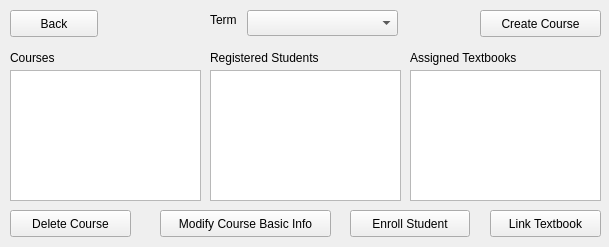
Above: D4_TeamJava/cuTPS_gui/ManageCoursesInterfaceWindow.ui from AnkushVarshneya/CUTPS before the change. Below: the same form after it.
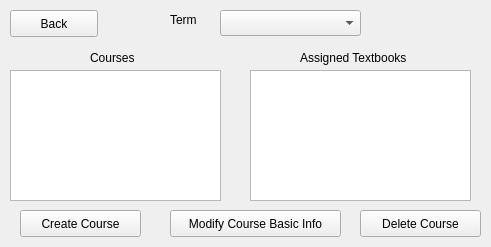
That is the form after the change.

The edit to the form file:
```diff
--- a/D4_TeamJava/cuTPS_gui/ManageCoursesInterfaceWindow.ui
+++ b/D4_TeamJava/cuTPS_gui/ManageCoursesInterfaceWindow.ui
@@ -6,7 +6,7 @@
    <rect>
     <x>0</x>
     <y>0</y>
-    <width>609</width>
+    <width>491</width>
     <height>247</height>
    </rect>
   </property>
@@ -16,9 +16,9 @@
   <widget class="QComboBox" name="termSelectOption">
    <property name="geometry">
     <rect>
-     <x>247</x>
+     <x>220</x>
      <y>10</y>
-     <width>151</width>
+     <width>141</width>
      <height>26</height>
     </rect>
    </property>
@@ -26,7 +26,7 @@
   <widget class="QLabel" name="termLabel">
    <property name="geometry">
     <rect>
-     <x>210</x>
+     <x>170</x>
      <y>10</y>
      <width>30</width>
      <height>20</height>
@@ -41,7 +41,7 @@
     <rect>
      <x>10</x>
      <y>70</y>
-     <width>191</width>
+     <width>211</width>
      <height>131</height>
     </rect>
    </property>
@@ -49,7 +49,7 @@
   <widget class="QPushButton" name="deleteCourseOption">
    <property name="geometry">
     <rect>
-     <x>10</x>
+     <x>360</x>
      <y>210</y>
      <width>121</width>
      <height>27</height>
@@ -75,8 +75,8 @@
   <widget class="QPushButton" name="createCourseOption">
    <property name="geometry">
     <rect>
-     <x>480</x>
-     <y>10</y>
+     <x>20</x>
+     <y>210</y>
      <width>121</width>
      <height>27</height>
     </rect>
@@ -88,7 +88,7 @@
   <widget class="QPushButton" name="editCourseOption">
    <property name="geometry">
     <rect>
-     <x>160</x>
+     <x>170</x>
      <y>210</y>
      <width>171</width>
      <height>27</height>
@@ -101,7 +101,7 @@
   <widget class="QLabel" name="courseLabel">
    <property name="geometry">
     <rect>
-     <x>10</x>
+     <x>90</x>
      <y>50</y>
      <width>51</width>
      <height>16</height>
@@ -111,43 +111,20 @@
     <string>Courses</string>
    </property>
   </widget>
-  <widget class="QListView" name="registeredStudentListView">
-   <property name="geometry">
-    <rect>
-     <x>210</x>
-     <y>70</y>
-     <width>191</width>
-     <height>131</height>
-    </rect>
-   </property>
-  </widget>
   <widget class="QListView" name="assignedTextbookListView">
    <property name="geometry">
     <rect>
-     <x>410</x>
+     <x>250</x>
      <y>70</y>
-     <width>191</width>
+     <width>221</width>
      <height>131</height>
     </rect>
    </property>
   </widget>
-  <widget class="QLabel" name="studentLabel">
-   <property name="geometry">
-    <rect>
-     <x>210</x>
-     <y>50</y>
-     <width>121</width>
-     <height>16</height>
-    </rect>
-   </property>
-   <property name="text">
-    <string>Registered Students</string>
-   </property>
-  </widget>
   <widget class="QLabel" name="TextbookLabel">
    <property name="geometry">
     <rect>
-     <x>410</x>
+     <x>300</x>
      <y>50</y>
      <width>121</width>
      <height>16</height>
@@ -157,32 +134,6 @@
     <string>Assigned Textbooks</string>
    </property>
   </widget>
-  <widget class="QPushButton" name="enrollStudentOption">
-   <property name="geometry">
-    <rect>
-     <x>350</x>
-     <y>210</y>
-     <width>120</width>
-     <height>27</height>
-    </rect>
-   </property>
-   <property name="text">
-    <string>Enroll Student</string>
-   </property>
-  </widget>
-  <widget class="QPushButton" name="linkTextbookOption">
-   <property name="geometry">
-    <rect>
-     <x>490</x>
-     <y>210</y>
-     <width>111</width>
-     <height>27</height>
-    </rect>
-   </property>
-   <property name="text">
-    <string>Link Textbook</string>
-   </property>
-  </widget>
  </widget>
  <resources/>
  <connections/>
```
